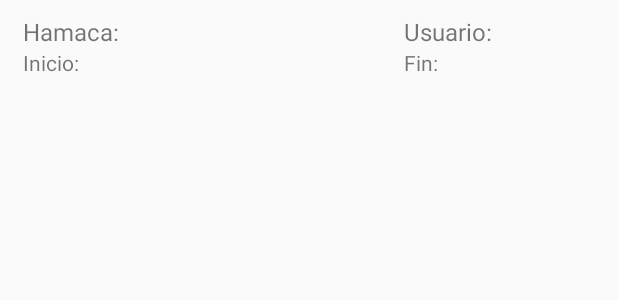
After one commit to xX-Titi-Xx/prueba, an Android app: the layout alquiler.xml on its own in the app's theme, with its tools: preview values and no code run, on a phone screen of 412 x 824 dp. The commit adds this screen. Shown: the top 300 px of the screen. Run offline under Robolectric (Android 15) with nearby library versions, the phone set to English and light mode, and no system bars; network calls fail.

```diff
--- /dev/null
+++ b/app/src/main/res/layout/alquiler.xml
@@ -0,0 +1,64 @@
+<?xml version="1.0" encoding="utf-8"?>
+<TableLayout xmlns:android="http://schemas.android.com/apk/res/android"
+    android:orientation="vertical" android:layout_width="match_parent"
+    android:layout_height="match_parent"
+    android:paddingLeft="15dp"
+    android:paddingTop="10dp"
+    android:paddingRight="15dp"
+    android:paddingBottom="0dp">
+
+    <TableRow
+        android:layout_width="match_parent"
+        android:layout_height="wrap_content">
+
+        <TextView
+            android:layout_weight="1"
+            android:layout_width="0dp"
+            android:layout_height="wrap_content"
+            android:textSize="@dimen/fixed_fontsize_alquiler"
+            android:text="@string/hamaca"/>
+        <TextView
+            android:layout_weight="1"
+            android:id="@+id/tv_id_hamaca"
+            android:layout_width="0dp"
+            android:layout_height="wrap_content"
+            android:textSize="@dimen/fixed_fontsize_alquiler"/>
+        <TextView
+            android:layout_weight="1"
+            android:layout_width="0dp"
+            android:layout_height="wrap_content"
+            android:textSize="@dimen/fixed_fontsize_alquiler"
+            android:text="@string/usuario"/>
+        <TextView
+            android:id="@+id/tv_usuario"
+            android:layout_width="wrap_content"
+            android:layout_height="wrap_content"
+            android:textSize="@dimen/fixed_fontsize_alquiler"/>
+
+    </TableRow>
+    <TableRow
+        android:layout_width="match_parent"
+        android:layout_height="wrap_content">
+
+        <TextView
+            android:layout_weight="1"
+            android:layout_width="0dp"
+            android:layout_height="wrap_content"
+            android:text="@string/inicio"/>
+        <TextView
+            android:layout_weight="1"
+            android:id="@+id/tv_inicio_alquiler"
+            android:layout_width="0dp"
+            android:layout_height="wrap_content"/>
+        <TextView
+            android:layout_weight="1"
+            android:layout_width="0dp"
+            android:layout_height="wrap_content"
+            android:text="@string/fin"/>
+        <TextView
+            android:id="@+id/tv_fin_alquiler"
+            android:layout_width="wrap_content"
+            android:layout_height="wrap_content"/>
+    </TableRow>
+
+</TableLayout>
--- a/app/src/main/res/values/dimens.xml
+++ b/app/src/main/res/values/dimens.xml
@@ -4,6 +4,7 @@
     <dimen name="activity_vertical_margin">10dp</dimen>
     <dimen name="title_marker_dialog_padding">16dp</dimen>
     <dimen name="title_fontsize_marker_dialog">18dp</dimen>
+    <dimen name="fixed_fontsize_alquiler">16dp</dimen>
     <dimen name="cont_hamacas_paddingRight">20dp</dimen>
     <dimen name="title_fontsize_confirm_dialog">16dp</dimen>
     <dimen name="et_login_width">150dp</dimen>
--- a/app/src/main/res/values/strings.xml
+++ b/app/src/main/res/values/strings.xml
@@ -20,6 +20,10 @@
     <string name="desea_imprimir_ticket">¿Desea imprimir el ticket de la operación?</string>
     <string name="si">Sí</string>
     <string name="no">No</string>
+    <string name="historial_de_alquileres">Historial de Alquileres</string>
+    <string name="hamaca">Hamaca:</string>
+    <string name="inicio">Inicio:</string>
+    <string name="fin">Fin:</string>
 
     <string-array name="marker_options">
         <item>Mover hamaca</item>
```
Also changed, not shown: app/src/main/java/com/example/xtiti/hammock_rent/activities/Login.java (+25 -4 lines), app/src/main/java/com/example/xtiti/hammock_rent/activities/MainActivity.java (+6 -1 lines), app/src/main/java/com/example/xtiti/hammock_rent/dialogs/HistorialAlquileresDialog.java (added, +43 -0 lines), app/src/main/java/com/example/xtiti/hammock_rent/dialogs/MarkerDialog.java (+17 -3 lines), app/src/main/java/com/example/xtiti/hammock_rent/models/Alquiler.java (+9 -9 lines), app/src/main/java/com/example/xtiti/hammock_rent/utils/AlquileresAdapter.java (added, +75 -0 lines), app/src/main/res/layout/historial_alquileres.xml (added, +24 -0 lines).
